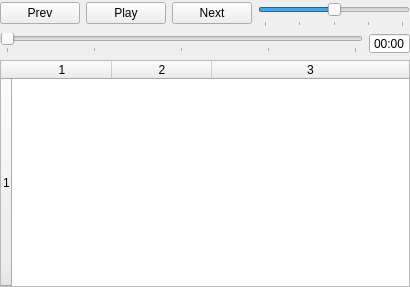
SMC-LAB/Eve, file src/transport.ui: the form before one commit.
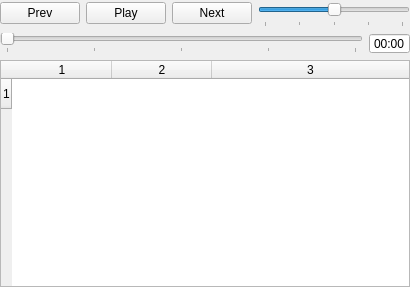
The form after the commit.

Commit message:
Allow user to manually type in collection file name in stimuli tab
* Also, update the qlineedit field when using the file dialog chooser

The edit to the form file:
```diff
--- a/src/transport.ui
+++ b/src/transport.ui
@@ -267,7 +267,7 @@
         <bool>true</bool>
        </attribute>
        <attribute name="verticalHeaderStretchLastSection">
-        <bool>true</bool>
+        <bool>false</bool>
        </attribute>
        <row/>
        <column/>
```
The commit also changes 4 other files.
